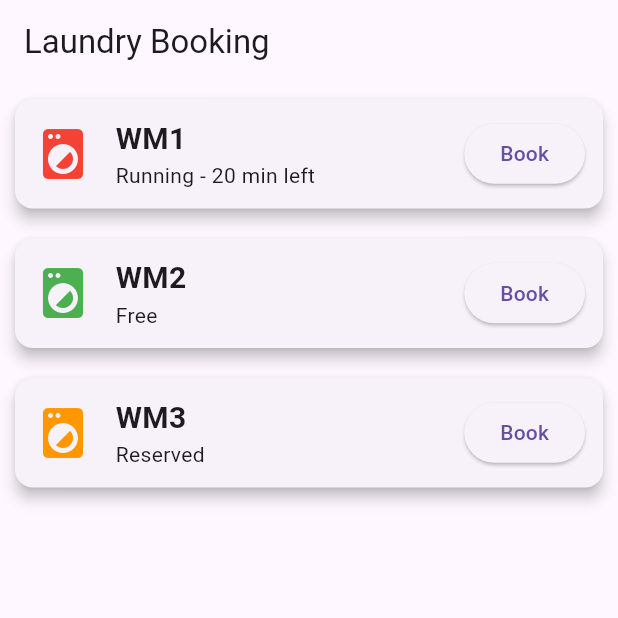
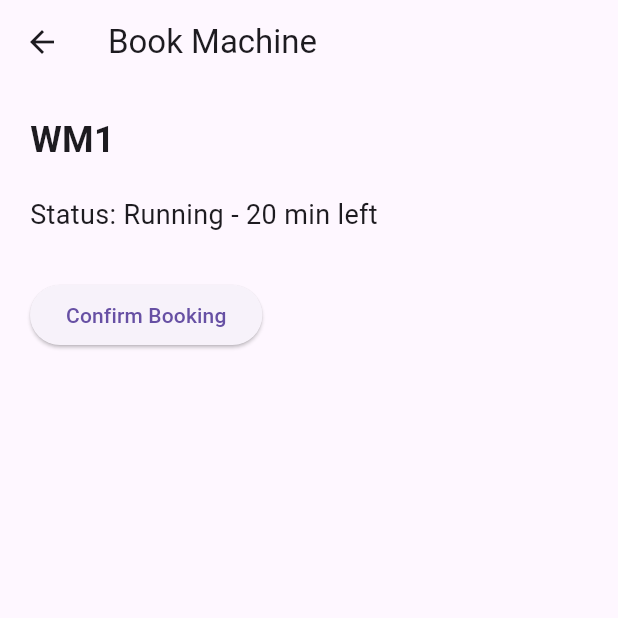
Before and after one commit to dhanapriyabezawada/laundry-booking, a Flutter app: the screen it shows after launch, after a tap on "Book", on a phone screen of 412 x 824 dp, the top half of it. Run offline on Flutter 3.47's test engine with Material 3 defaults, Android fonts, the phone set to English and light mode, and no system bars.

Commit message:
Add booking screen navigation

```diff
--- /dev/null
+++ b/lib/booking_screen.dart
@@ -0,0 +1,46 @@
+import 'package:flutter/material.dart';
+
+class BookingScreen extends StatelessWidget {
+  final String machineName;
+  final String status;
+
+  const BookingScreen({
+    super.key,
+    required this.machineName,
+    required this.status,
+  });
+
+  @override
+  Widget build(BuildContext context) {
+    return Scaffold(
+      appBar: AppBar(
+        title: const Text("Book Machine"),
+      ),
+      body: Padding(
+        padding: const EdgeInsets.all(20),
+        child: Column(
+          crossAxisAlignment: CrossAxisAlignment.start,
+          children: [
+            Text(
+              machineName,
+              style: const TextStyle(
+                fontSize: 24,
+                fontWeight: FontWeight.bold,
+              ),
+            ),
+            const SizedBox(height: 20),
+            Text(
+              "Status: $status",
+              style: const TextStyle(fontSize: 18),
+            ),
+            const SizedBox(height: 30),
+            ElevatedButton(
+              onPressed: () {},
+              child: const Text("Confirm Booking"),
+            ),
+          ],
+        ),
+      ),
+    );
+  }
+}
--- a/lib/main.dart
+++ b/lib/main.dart
@@ -1,4 +1,5 @@
 import 'package:flutter/material.dart';
+import 'booking_screen.dart';
 
 void main() {
   runApp(const LaundryApp());
@@ -24,6 +25,7 @@ class HomeScreen extends StatelessWidget {
   const HomeScreen({super.key});
 
   Widget machineCard(
+  BuildContext context,
   String name,
   String status,
   Color color,
@@ -57,7 +59,17 @@ class HomeScreen extends StatelessWidget {
               ),
             ),
            ElevatedButton(
-              onPressed: () {},
+onPressed: () {
+  Navigator.push(
+    context,
+    MaterialPageRoute(
+      builder: (context) => BookingScreen(
+        machineName: name,
+        status: status,
+      ),
+    ),
+  );
+},
   child: const Text("Book"),
 ),
           ],
@@ -75,16 +87,18 @@ class HomeScreen extends StatelessWidget {
       body: ListView(
         children: [
           machineCard(
+  context,
   "WM1",
   "Running - 20 min left",
   Colors.red,
-          ),
-          machineCard(
+),machineCard(
+  context,
   "WM2",
   "Free",
   Colors.green,
 ),
           machineCard(
+  context,
   "WM3",
   "Reserved",
   Colors.orange,
```
Lines whose indentation alone changed are shown as unchanged.
